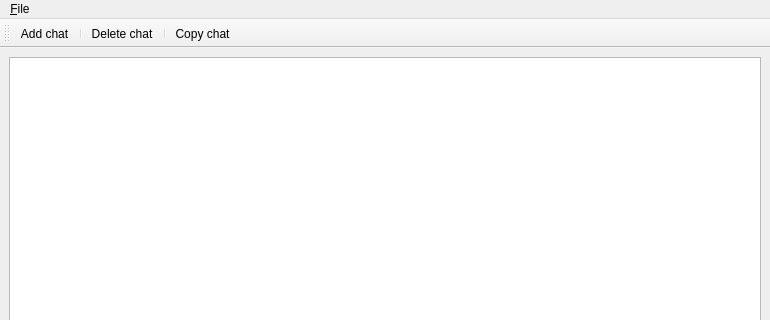
Old version of the form lima_gui/view/main_window.ui in the repository oKatanaaa/lima-gui; both pictures show x 0 to 770 and y 0 to 320 of the 770 by 492 pixel window.
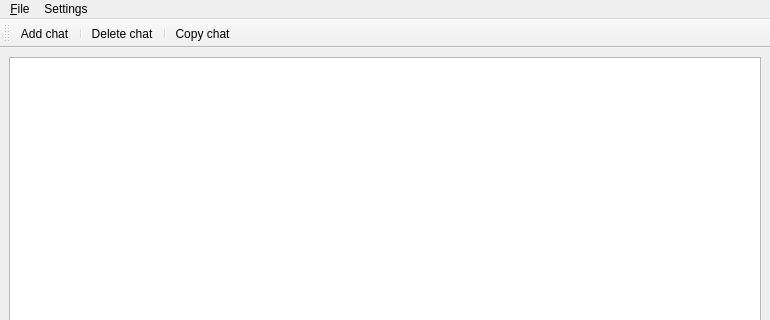
New version of the form.

What changed in the file:
```diff
--- a/lima_gui/view/main_window.ui
+++ b/lima_gui/view/main_window.ui
@@ -35,9 +35,16 @@
     </property>
     <addaction name="actionOpen"/>
     <addaction name="actionSave"/>
+   </widget>
+   <widget class="QMenu" name="menuOpenAI_API">
+    <property name="title">
+     <string>Settings</string>
+    </property>
+    <addaction name="actionOpenAI_API"/>
     <addaction name="actionSettings"/>
    </widget>
    <addaction name="menu_New"/>
+   <addaction name="menuOpenAI_API"/>
   </widget>
   <widget class="QStatusBar" name="statusbar"/>
   <widget class="QToolBar" name="toolBar">
```
Left out of the diff: 7 changed lines with no effect on the pictures.
